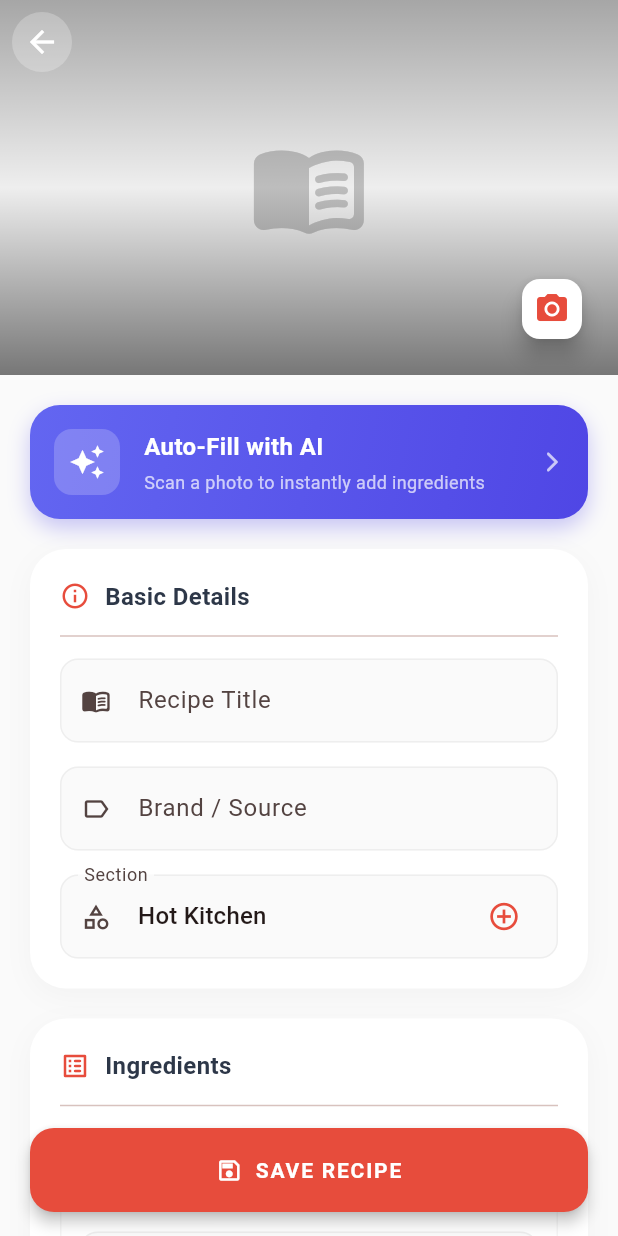
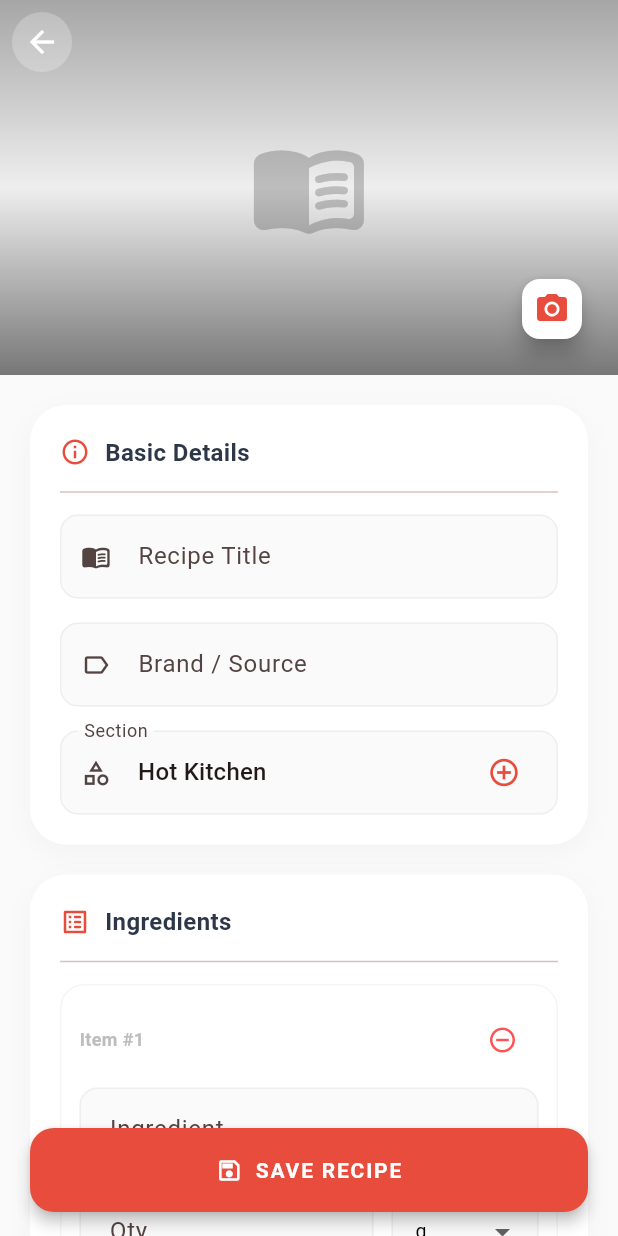
Before and after one commit to riponrs1/Recipia_mobile, a Flutter app: the RecipeFormScreen screen opened directly, on a phone screen of 412 x 824 dp. Run offline on Flutter 3.47's test engine with Material 3 defaults, Android fonts, the phone set to English and light mode, and no system bars; our stand-ins replace cached_network_image, flutter_image_compress, google_generative_ai, google_sign_in, image_cropper, image_picker and 4 more; missing offline and left inert: excel, extension_google_sign_in_as_googleapis_auth, google_mlkit_text_recognition, googleapis; accounts and stored records are empty; network calls fail.

Commit message:
Remove AI scanning feature per user request

```diff
--- a/lib/screens/recipe_form_screen.dart
+++ b/lib/screens/recipe_form_screen.dart
@@ -2,7 +2,6 @@ import 'dart:convert';
 import 'dart:io';
 import 'package:flutter/material.dart';
 import 'package:image_picker/image_picker.dart';
-import '../services/ocr_service.dart';
 import 'package:permission_handler/permission_handler.dart';
 import 'package:flutter_image_compress/flutter_image_compress.dart';
 import 'package:path_provider/path_provider.dart';
@@ -352,114 +351,6 @@ class _RecipeFormScreenState extends State<RecipeFormScreen> {
     }
   }
 
-  Future<void> _scanWithAI() async {
-    final ImageSource? source = await showModalBottomSheet<ImageSource>(
-      context: context,
-      backgroundColor: Colors.white,
-      shape: const RoundedRectangleBorder(
-          borderRadius: BorderRadius.vertical(top: Radius.circular(20))),
-      builder: (BuildContext context) {
-        return SafeArea(
-          child: Padding(
-            padding: const EdgeInsets.symmetric(vertical: 20),
-            child: Column(
-              mainAxisSize: MainAxisSize.min,
-              children: [
-                const Text("Scan Paper Recipe",
-                    style:
-                        TextStyle(fontWeight: FontWeight.bold, fontSize: 18)),
-                const SizedBox(height: 8),
-                const Text(
-                    "Take a photo of your handwritten recipe to auto-fill",
-                    style: TextStyle(color: Colors.grey, fontSize: 12)),
-                const SizedBox(height: 20),
-                Row(
-                  mainAxisAlignment: MainAxisAlignment.spaceEvenly,
-                  children: [
-                    _buildSourceOption(context, Icons.photo_library, "Gallery",
-                        ImageSource.gallery),
-                    _buildSourceOption(context, Icons.camera_alt, "Camera",
-                        ImageSource.camera),
-                  ],
-                ),
-              ],
-            ),
-          ),
-        );
-      },
-    );
-
-    if (source == null) return;
-
-    try {
-      final XFile? image = await _picker.pickImage(source: source);
-      if (image == null) return;
-
-      setState(() => _isLoading = true);
-
-      final result = await OcrService().scanRecipe(image.path);
-
-      if (!mounted) return;
-      setState(() => _isLoading = false);
-
-      if (result.isNotEmpty) {
-        setState(() {
-          _nameController.text = result['name'] ?? _nameController.text;
-          _brandController.text = result['brand_name'] ?? _brandController.text;
-
-          if (result['section_name'] != null) {
-            String section = result['section_name'];
-            if (_sections.contains(section)) {
-              _selectedSection = section;
-            } else {
-              _selectedSection = 'Other...';
-              _customSectionController.text = section;
-            }
-          }
-
-          if (result['ingredients'] is List) {
-            _ingredientsList.clear();
-            for (var item in result['ingredients']) {
-              String unit = item['unit'] ?? 'g';
-              if (_units.contains(unit)) {
-                _addIngredientRow(
-                  name: item['name'] ?? '',
-                  qty: (item['qty'] ?? '').toString(),
-                  unit: unit,
-                );
-              } else {
-                _addIngredientRow(
-                  name: item['name'] ?? '',
-                  qty: (item['qty'] ?? '').toString(),
-                  unit: 'Other...',
-                  customUnit: unit,
-                );
-              }
-            }
-            if (_ingredientsList.isEmpty) _addIngredientRow();
-          }
-
-          _processController.text =
-              result['process'] ?? _processController.text;
-        });
-
-        ScaffoldMessenger.of(context).showSnackBar(const SnackBar(
-            content: Text("Recipe text scanned! Please review details."),
-            backgroundColor: Color(0xFF27AE60)));
-      } else {
-        ScaffoldMessenger.of(context).showSnackBar(const SnackBar(
-            content: Text("Could not read text from image."),
-            backgroundColor: Colors.red));
-      }
-    } catch (e) {
-      if (mounted) {
-        setState(() => _isLoading = false);
-        ScaffoldMessenger.of(context).showSnackBar(
-            SnackBar(content: Text('Error: $e'), backgroundColor: Colors.red));
-      }
-    }
-  }
-
   Future<void> _submit() async {
     if (!_formKey.currentState!.validate()) return;
     setState(() => _isLoading = true);
@@ -526,8 +417,6 @@ class _RecipeFormScreenState extends State<RecipeFormScreen> {
                       child: Column(
                         crossAxisAlignment: CrossAxisAlignment.start,
                         children: [
-                          _buildAiScanCard(),
-                          const SizedBox(height: 20),
                           _buildSectionCard(
                             title: "Basic Details",
                             icon: Icons.info_outline,
@@ -756,70 +645,6 @@ class _RecipeFormScreenState extends State<RecipeFormScreen> {
     );
   }
 
-  Widget _buildAiScanCard() {
-    return GestureDetector(
-      onTap: _scanWithAI,
-      child: Container(
-        width: double.infinity,
-        padding: const EdgeInsets.all(16),
-        decoration: BoxDecoration(
-          gradient: const LinearGradient(
-            colors: [Color(0xFF6366F1), Color(0xFF4F46E5)],
-            begin: Alignment.topLeft,
-            end: Alignment.bottomRight,
-          ),
-          borderRadius: BorderRadius.circular(20),
-          boxShadow: [
-            BoxShadow(
-              color: const Color(0xFF4F46E5).withOpacity(0.3),
-              blurRadius: 12,
-              offset: const Offset(0, 6),
-            ),
-          ],
-        ),
-        child: Row(
-          children: [
-            Container(
-              padding: const EdgeInsets.all(10),
-              decoration: BoxDecoration(
-                color: Colors.white.withOpacity(0.2),
-                borderRadius: BorderRadius.circular(12),
-              ),
-              child:
-                  const Icon(Icons.auto_awesome, color: Colors.white, size: 24),
-            ),
-            const SizedBox(width: 16),
-            const Expanded(
-              child: Column(
-                crossAxisAlignment: CrossAxisAlignment.start,
-                children: [
-                  Text(
-                    "Auto-Fill with AI",
-                    style: TextStyle(
-                      color: Colors.white,
-                      fontWeight: FontWeight.bold,
-                      fontSize: 16,
-                    ),
-                  ),
-                  SizedBox(height: 4),
-                  Text(
-                    "Scan a photo to instantly add ingredients",
-                    style: TextStyle(
-                      color: Colors.white70,
-                      fontSize: 12,
-                    ),
-                  ),
-                ],
-              ),
-            ),
-            const Icon(Icons.arrow_forward_ios_rounded,
-                color: Colors.white70, size: 16),
-          ],
-        ),
-      ),
-    );
-  }
-
   Widget _buildTextField({
     required TextEditingController controller,
     required String label,
```
